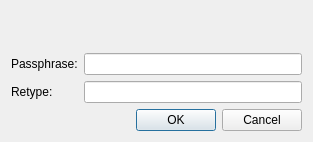
The window that src/ui/enterpassphrase.ui (Open-Transactions/metier) describes before a commit, drawn with Qt 5.
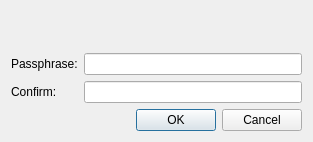
The same window after the commit.

```diff
--- a/src/ui/enterpassphrase.ui
+++ b/src/ui/enterpassphrase.ui
@@ -33,7 +33,7 @@
      <item row="1" column="0">
       <widget class="QLabel" name="labelRetype">
        <property name="text">
-        <string>Retype:</string>
+        <string>Confirm:</string>
        </property>
       </widget>
      </item>
```
